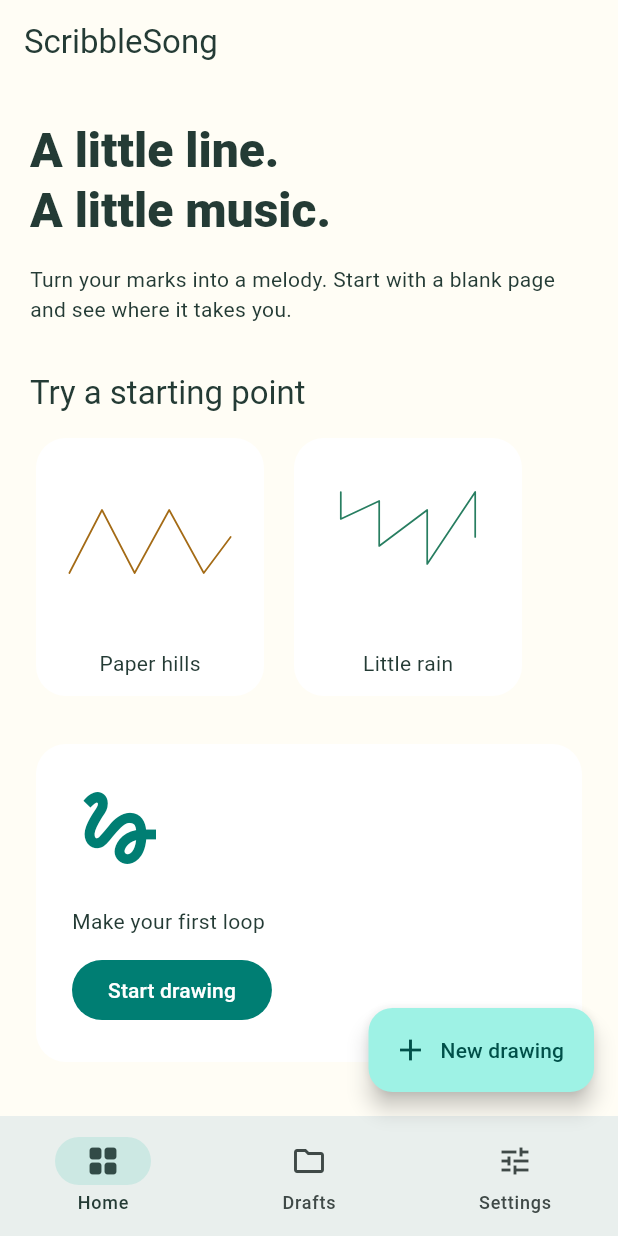
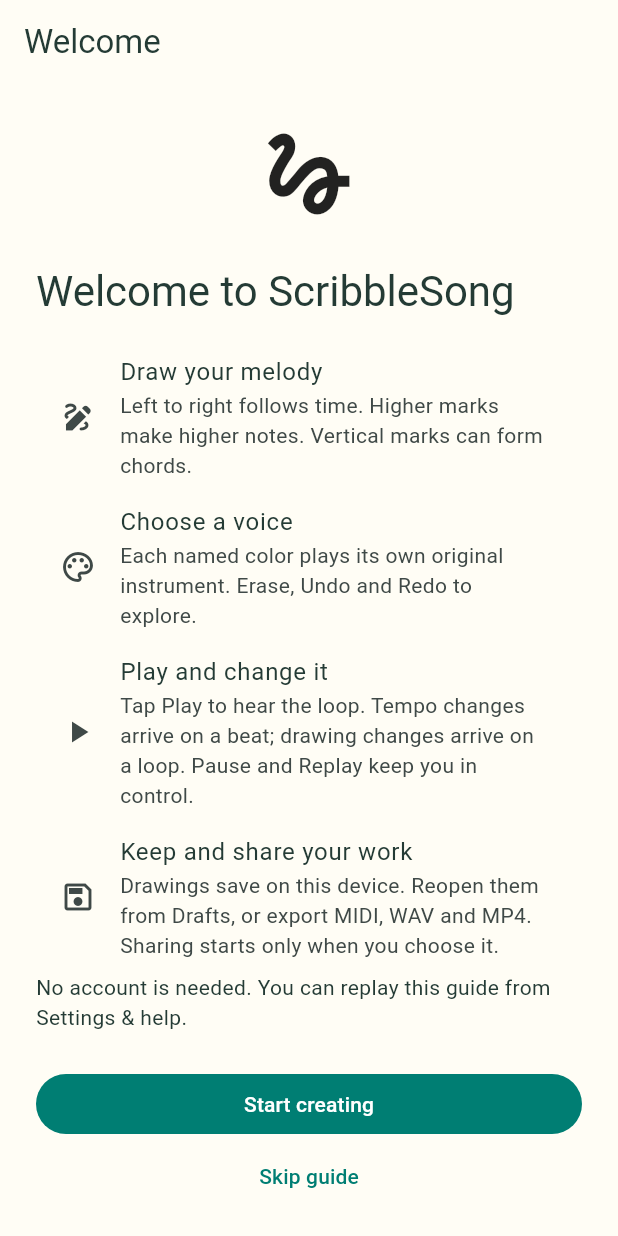
Before and after one commit to Imran-shisheo/DrawMusic, a Flutter app: the screen it shows after launch, on a phone screen of 412 x 824 dp. Run offline on Flutter 3.47's test engine with Material 3 defaults, Android fonts, the light colour scheme and no system bars; our stand-ins replace flutter_riverpod, go_router, package_info_plus, share_plus; accounts and stored records are empty.

Commit message:
Persist preview preferences and add first-use guidance

```diff
--- a/lib/app/app.dart
+++ b/lib/app/app.dart
@@ -1,5 +1,10 @@
 import 'package:flutter/material.dart';
 import 'package:go_router/go_router.dart';
+import 'package:flutter_riverpod/flutter_riverpod.dart';
+
+import '../features/settings/application/settings_controller.dart';
+import '../features/settings/presentation/settings_page.dart';
+import '../features/onboarding/presentation/tutorial.dart';
 
 import '../design_system/theme.dart';
 import '../features/editor/presentation/editor.dart';
@@ -41,21 +46,10 @@
       routes: [
         GoRoute(path: '/home', builder: (_, _) => const HomePage()),
         GoRoute(path: '/drafts', builder: (_, _) => const DraftsPage()),
-        GoRoute(
-          path: '/settings',
-          builder: (_, _) => Scaffold(
-            appBar: AppBar(title: const Text('Settings & help')),
-            body: const ListTile(
-              leading: Icon(Icons.music_note),
-              title: Text('ScribbleSong'),
-              subtitle: Text(
-                'Draw left to right for time. Draw higher for higher notes.\nYour creations stay on this device.',
-              ),
-            ),
-          ),
-        ),
+        GoRoute(path: '/settings', builder: (_, _) => const SettingsPage()),
       ],
     ),
+    GoRoute(path: '/help', builder: (_, _) => const TutorialPage()),
     GoRoute(
       path: '/editor/:id',
       builder: (_, state) => EditorPage(projectId: state.pathParameters['id']!),
@@ -71,13 +65,14 @@
   ),
 );
 
-class ScribbleSongApp extends StatefulWidget {
-  const ScribbleSongApp({super.key});
+class ScribbleSongApp extends ConsumerStatefulWidget {
+  const ScribbleSongApp({super.key, this.showWelcome = false});
+  final bool showWelcome;
   @override
-  State<ScribbleSongApp> createState() => _ScribbleSongAppState();
+  ConsumerState<ScribbleSongApp> createState() => _ScribbleSongAppState();
 }
 
-class _ScribbleSongAppState extends State<ScribbleSongApp> {
+class _ScribbleSongAppState extends ConsumerState<ScribbleSongApp> {
   late final router = buildRouter();
   @override
   void dispose() {
@@ -90,6 +85,20 @@
     title: 'ScribbleSong',
     theme: buildTheme(),
     routerConfig: router,
+    builder: (context, child) {
+      final reduce =
+          ref.watch(
+            settingsProvider.select((state) => state.preferences.reduceMotion),
+          ) ||
+          MediaQuery.disableAnimationsOf(context);
+      return MediaQuery(
+        data: MediaQuery.of(context).copyWith(disableAnimations: reduce),
+        child: TutorialGate(
+          enabled: widget.showWelcome,
+          child: child ?? const SizedBox(),
+        ),
+      );
+    },
   );
 }
 
--- /dev/null
+++ b/lib/features/onboarding/presentation/tutorial.dart
@@ -0,0 +1,128 @@
+import 'package:flutter/material.dart';
+import 'package:flutter_riverpod/flutter_riverpod.dart';
+
+import '../../settings/application/settings_controller.dart';
+
+class TutorialGate extends ConsumerStatefulWidget {
+  const TutorialGate({super.key, required this.child, required this.enabled});
+  final Widget child;
+  final bool enabled;
+  @override
+  ConsumerState<TutorialGate> createState() => _TutorialGateState();
+}
+
+class _TutorialGateState extends ConsumerState<TutorialGate> {
+  bool _continuedForNow = false;
+  @override
+  Widget build(BuildContext context) {
+    final state = ref.watch(settingsProvider);
+    if (!widget.enabled ||
+        _continuedForNow ||
+        state.preferences.tutorialCompleted) {
+      return widget.child;
+    }
+    if (state.loading) {
+      return const Scaffold(body: Center(child: CircularProgressIndicator()));
+    }
+    return TutorialPage(
+      firstUse: true,
+      onContinueForNow: state.error == null
+          ? null
+          : () => setState(() => _continuedForNow = true),
+    );
+  }
+}
+
+class TutorialPage extends ConsumerWidget {
+  const TutorialPage({super.key, this.firstUse = false, this.onContinueForNow});
+  final bool firstUse;
+  final VoidCallback? onContinueForNow;
+  @override
+  Widget build(BuildContext context, WidgetRef ref) {
+    final state = ref.watch(settingsProvider);
+    Future<void> complete() async {
+      await ref
+          .read(settingsProvider.notifier)
+          .save(state.preferences.copyWith(tutorialCompleted: true));
+    }
+
+    return Scaffold(
+      appBar: AppBar(title: Text(firstUse ? 'Welcome' : 'Creation guide')),
+      body: ListView(
+        padding: const EdgeInsets.all(24),
+        children: [
+          const Icon(Icons.gesture, size: 72),
+          const SizedBox(height: 24),
+          Text(
+            firstUse ? 'Welcome to ScribbleSong' : 'How to create a loop',
+            style: Theme.of(context).textTheme.headlineMedium,
+          ),
+          const SizedBox(height: 16),
+          const ListTile(
+            leading: Icon(Icons.draw),
+            title: Text('Draw your melody'),
+            subtitle: Text(
+              'Left to right follows time. Higher marks make higher notes. Vertical marks can form chords.',
+            ),
+          ),
+          const ListTile(
+            leading: Icon(Icons.palette_outlined),
+            title: Text('Choose a voice'),
+            subtitle: Text(
+              'Each named color plays its own original instrument. Erase, Undo and Redo to explore.',
+            ),
+          ),
+          const ListTile(
+            leading: Icon(Icons.play_arrow),
+            title: Text('Play and change it'),
+            subtitle: Text(
+              'Tap Play to hear the loop. Tempo changes arrive on a beat; drawing changes arrive on a loop. Pause and Replay keep you in control.',
+            ),
+          ),
+          const ListTile(
+            leading: Icon(Icons.save_outlined),
+            title: Text('Keep and share your work'),
+            subtitle: Text(
+              'Drawings save on this device. Reopen them from Drafts, or export MIDI, WAV and MP4. Sharing starts only when you choose it.',
+            ),
+          ),
+          const Text(
+            'No account is needed. You can replay this guide from Settings & help.',
+          ),
+        ],
+      ),
+      bottomNavigationBar: SafeArea(
+        child: Padding(
+          padding: const EdgeInsets.fromLTRB(24, 8, 24, 16),
+          child: Column(
+            mainAxisSize: MainAxisSize.min,
+            crossAxisAlignment: CrossAxisAlignment.stretch,
+            children: [
+              if (firstUse && state.error != null)
+                Semantics(liveRegion: true, child: Text(state.error!)),
+              if (firstUse) ...[
+                FilledButton(
+                  onPressed: state.saving ? null : complete,
+                  child: Text(state.saving ? 'Saving…' : 'Start creating'),
+                ),
+                TextButton(
+                  onPressed: state.saving ? null : complete,
+                  child: const Text('Skip guide'),
+                ),
+                if (onContinueForNow != null)
+                  TextButton(
+                    onPressed: onContinueForNow,
+                    child: const Text('Continue for now'),
+                  ),
+              ] else
+                FilledButton(
+                  onPressed: () => Navigator.pop(context),
+                  child: const Text('Back to settings'),
+                ),
+            ],
+          ),
+        ),
+      ),
+    );
+  }
+}
--- a/lib/main.dart
+++ b/lib/main.dart
@@ -3,4 +3,5 @@
 
 import 'app/app.dart';
 
-void main() => runApp(const ProviderScope(child: ScribbleSongApp()));
+void main() =>
+    runApp(const ProviderScope(child: ScribbleSongApp(showWelcome: true)));
--- a/pubspec.yaml
+++ b/pubspec.yaml
@@ -16,7 +16,7 @@
 # https://developer.apple.com/library/archive/documentation/General/Reference/InfoPlistKeyReference/Articles/CoreFoundationKeys.html
 # In Windows, build-name is used as the major, minor, and patch parts
 # of the product and file versions while build-number is used as the build suffix.
-version: 1.2.1+5
+version: 1.3.0+6
 
 environment:
   sdk: ^3.13.2
@@ -39,6 +39,7 @@
   crypto: ^3.0.7
   path_provider: ^2.1.6
   share_plus: ^13.3.1
+  package_info_plus: ^10.2.2
 
 dev_dependencies:
   integration_test:
```
Also changed, not shown: lib/design_system/theme.dart (+27 -0 lines), lib/features/editor/presentation/editor.dart (+21 -5 lines), lib/features/settings/application/settings_controller.dart (added, +94 -0 lines), lib/features/settings/data/file_preferences_store.dart (added, +78 -0 lines), lib/features/settings/domain/preferences.dart (added, +54 -0 lines), lib/features/settings/presentation/settings_page.dart (added, +134 -0 lines), pubspec.lock, 7 other files.
